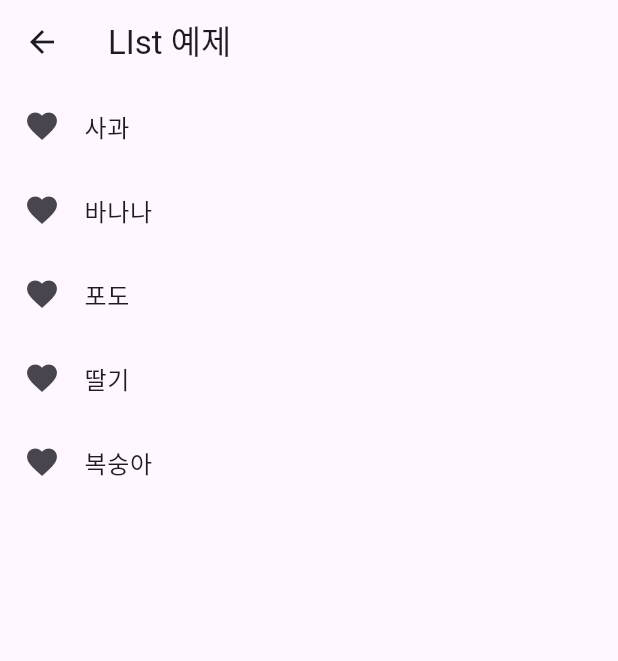
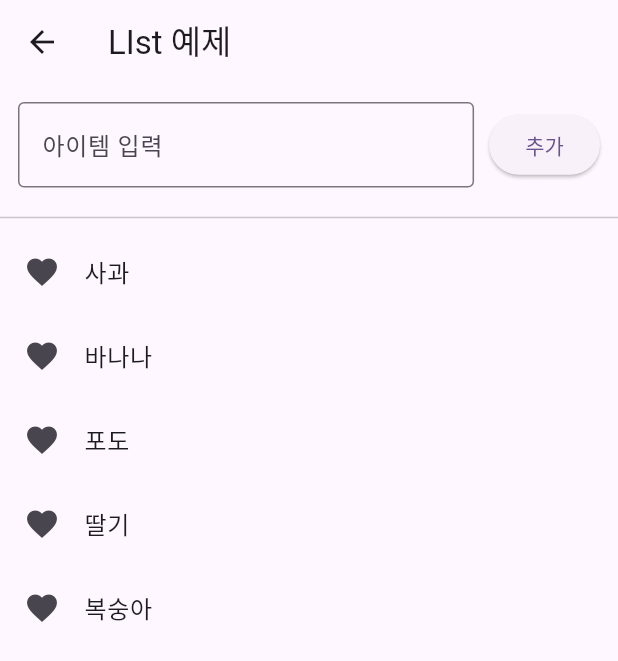
Before and after one commit to parkhyeseong0326/flutter, a Flutter app: the ListPage screen opened by its route, on a phone screen of 412 x 824 dp. Shown: the top 661 px of the screen. Run offline on Flutter 3.47's test engine with Material 3 defaults, Android fonts, the phone set to English and light mode, and no system bars; key blocks and very long unbroken strings in the code were emptied for the run.

Commit message:
list 추가 버튼

```diff
--- a/lib/list_page.dart
+++ b/lib/list_page.dart
@@ -10,6 +10,8 @@ class ListPage extends StatefulWidget {
   class _ListPageState extends State<ListPage> {
 
     final List<String> fruits = ["사과", "바나나", "포도", "딸기", "복숭아"];
+    final TextEditingController _controller = TextEditingController();
+    final text = "";
 
 
     @override
@@ -18,7 +20,40 @@ class _ListPageState extends State<ListPage> {
         appBar: AppBar(
           title: const Text("LIst 예제"),
         ),
-      body: ListView.builder(
+        body: Column(
+          children: [
+            Padding(
+                padding: const EdgeInsets.all(12),
+                child: Row(
+                  children: [
+                    Expanded(
+                        child: TextField(
+                          controller: _controller,
+                          decoration: const InputDecoration(
+                            hintText: "아이템 입력",
+                            border: OutlineInputBorder()
+                          ),
+                        )
+                    ),
+                    const SizedBox(width: 10),
+                    ElevatedButton(
+                        onPressed: () {
+                          final text = _controller.text.trim();
+                          if (text.isNotEmpty) {
+                            setState(() {
+                              fruits.add(text);
+                              _controller.clear();
+                            });
+                          }
+                        },
+                        child: const Text("추가")
+                    )
+                  ],
+                ),
+              ),
+            const Divider(),
+            Expanded(
+              child: ListView.builder(
                     itemCount: fruits.length,
                     itemBuilder: (context, index) {
                       return ListTile(
@@ -32,6 +67,9 @@ class _ListPageState extends State<ListPage> {
                       );
                   }
               ),
+            )
+          ],
+        )
       );
     }
   }
```
Lines whose indentation alone changed are shown as unchanged.
